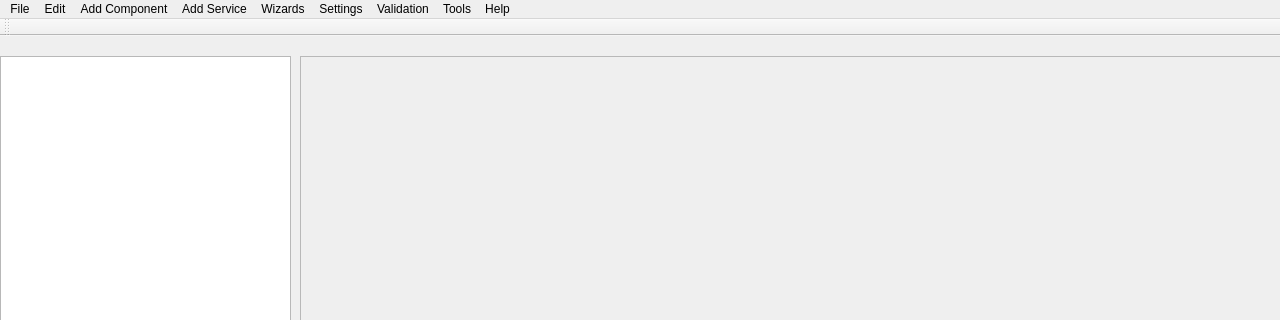
Before: the Qt Designer form configurator_app/MainWindow.ui in garonsky/HPCC-Configurator, drawn with Qt 5; both pictures show x 0 to 1280 and y 0 to 320 of the 1280 by 663 pixel window.
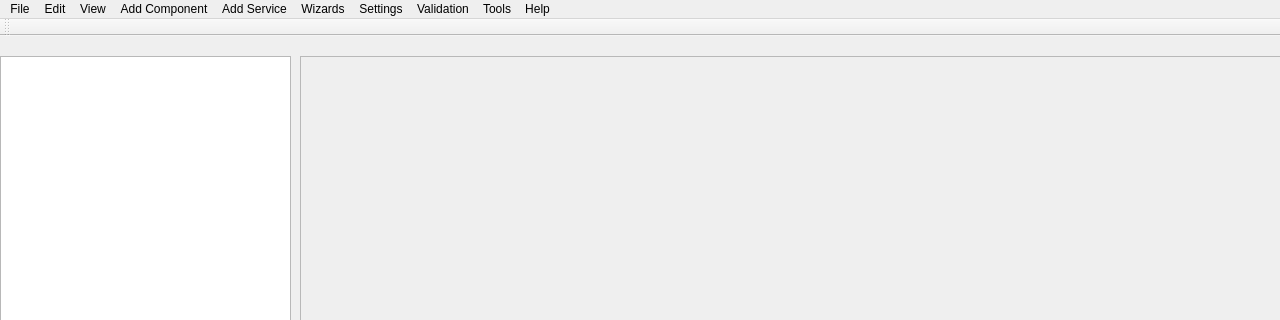
After: the same form once the commit is applied.

Diff of the .ui file:
```diff
--- a/configurator_app/MainWindow.ui
+++ b/configurator_app/MainWindow.ui
@@ -148,8 +148,15 @@
     <addaction name="separator"/>
     <addaction name="actionGenerate_Internal_Data_Structure_Debug"/>
    </widget>
+   <widget class="QMenu" name="menuView">
+    <property name="title">
+     <string>View</string>
+    </property>
+    <addaction name="actionShow_Action_List"/>
+   </widget>
    <addaction name="menuFile"/>
    <addaction name="menuEdit"/>
+   <addaction name="menuView"/>
    <addaction name="menuAdd_Component"/>
    <addaction name="menuAdd_Service"/>
    <addaction name="menuWizards"/>
```
Left out of the diff: 8 changed lines with no effect on the pictures.
